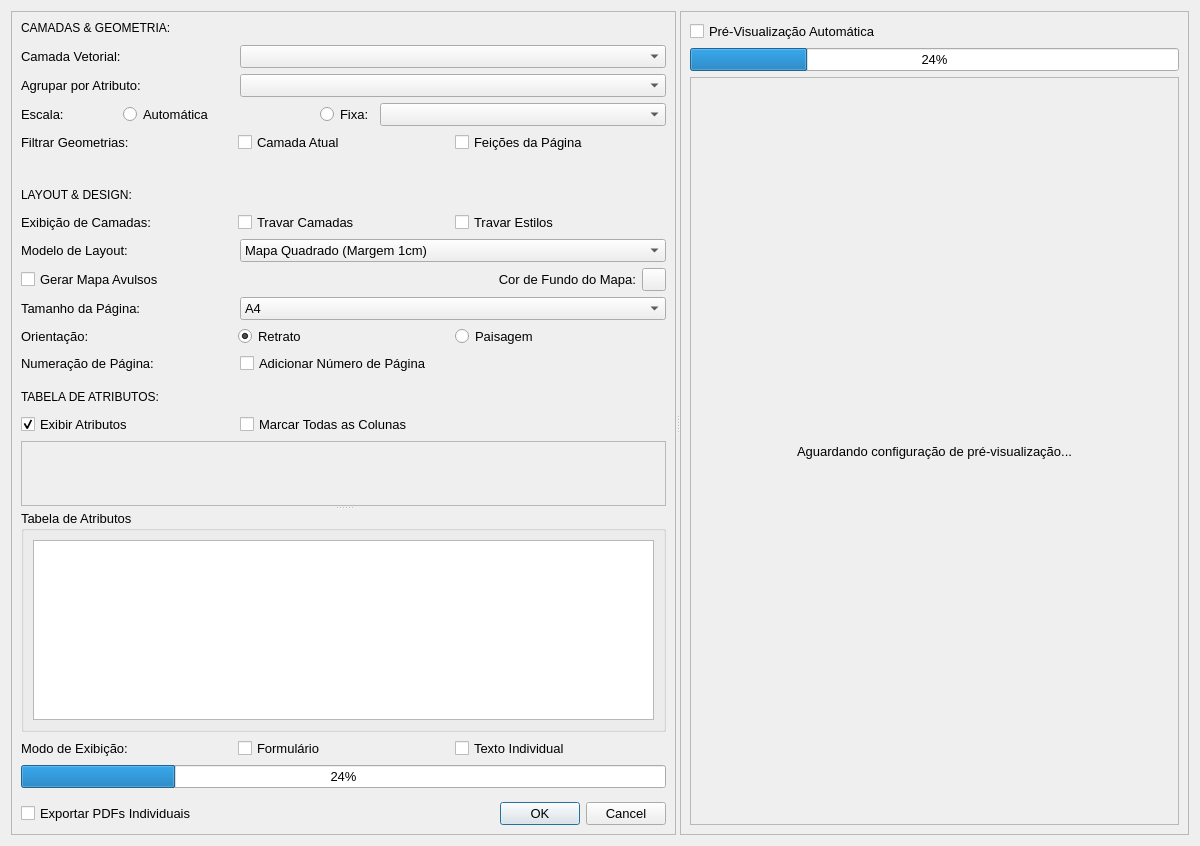
Above: vector_to_map_dialog_base.ui from matheusdurso/VectorToMap before the change. Below: the same form after it.
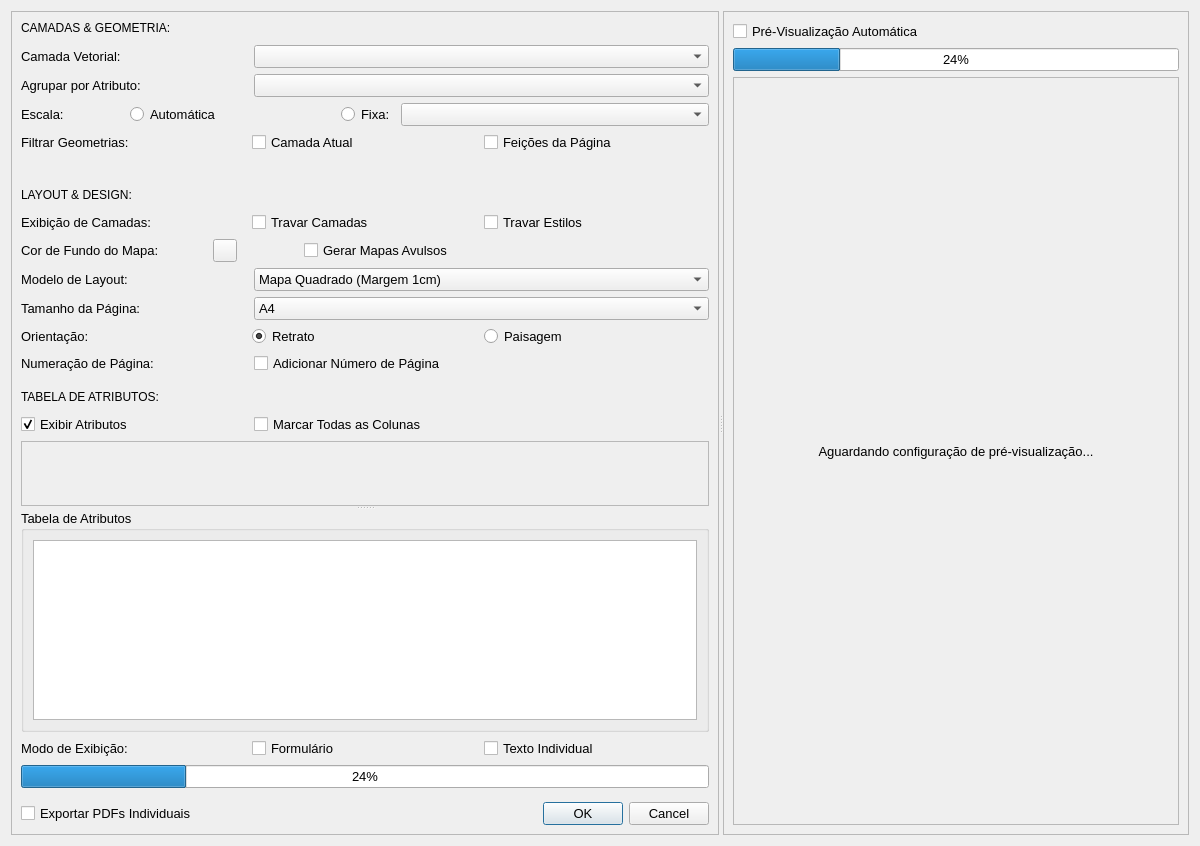
That is the form after the change. Custom widgets are drawn as their Qt base class.

Commit message: Correção: Mapa agora é responsivo quando o 'Travar Camadas' está desmarcado

```diff
--- a/vector_to_map_dialog_base.ui
+++ b/vector_to_map_dialog_base.ui
@@ -50,7 +50,7 @@
         <rect>
          <x>0</x>
          <y>0</y>
-         <width>683</width>
+         <width>688</width>
          <height>856</height>
         </rect>
        </property>
@@ -302,6 +302,72 @@
           </item>
          </layout>
         </item>
+        <item>
+         <layout class="QHBoxLayout" name="horizontalLayout_14" stretch="0,0,0,0,1">
+          <property name="spacing">
+           <number>7</number>
+          </property>
+          <property name="topMargin">
+           <number>0</number>
+          </property>
+          <item>
+           <widget class="QLabel" name="label_4">
+            <property name="toolTip">
+             <string>Seleciona a cor e transparência do fundo do mapa.</string>
+            </property>
+            <property name="text">
+             <string>Cor de Fundo do Mapa:</string>
+            </property>
+            <property name="alignment">
+             <set>Qt::AlignLeading|Qt::AlignLeft|Qt::AlignVCenter</set>
+            </property>
+           </widget>
+          </item>
+          <item>
+           <spacer name="horizontalSpacer_2">
+            <property name="orientation">
+             <enum>Qt::Horizontal</enum>
+            </property>
+            <property name="sizeHint" stdset="0">
+             <size>
+              <width>47</width>
+              <height>20</height>
+             </size>
+            </property>
+           </spacer>
+          </item>
+          <item>
+           <widget class="QgsColorButton" name="btn_cor_fundo">
+            <property name="toolTip">
+             <string>Selecione a cor e transparência do fundo do item de mapa.</string>
+            </property>
+           </widget>
+          </item>
+          <item>
+           <spacer name="horizontalSpacer">
+            <property name="orientation">
+             <enum>Qt::Horizontal</enum>
+            </property>
+            <property name="sizeHint" stdset="0">
+             <size>
+              <width>60</width>
+              <height>20</height>
+             </size>
+            </property>
+           </spacer>
+          </item>
+          <item>
+           <widget class="QCheckBox" name="chk_apenas_mapa">
+            <property name="toolTip">
+             <string>Cria layouts apenas com a área do item de mapa.</string>
+            </property>
+            <property name="text">
+             <string>Gerar Mapas Avulsos</string>
+            </property>
+           </widget>
+          </item>
+         </layout>
+        </item>
         <item>
          <layout class="QHBoxLayout" name="horizontalLayout_3" stretch="1,2">
           <property name="topMargin">
@@ -343,40 +409,6 @@
           </item>
          </layout>
         </item>
-        <item>
-         <layout class="QHBoxLayout" name="horizontalLayout_14" stretch="2,1,1">
-          <property name="topMargin">
-           <number>0</number>
-          </property>
-          <item>
-           <widget class="QCheckBox" name="chk_apenas_mapa">
-            <property name="toolTip">
-             <string>Cria layouts apenas com a área do item de mapa.</string>
-            </property>
-            <property name="text">
-             <string>Gerar Mapa Avulsos</string>
-            </property>
-           </widget>
-          </item>
-          <item>
-           <widget class="QLabel" name="label_4">
-            <property name="text">
-             <string>Cor de Fundo do Mapa:</string>
-            </property>
-            <property name="alignment">
-             <set>Qt::AlignRight|Qt::AlignTrailing|Qt::AlignVCenter</set>
-            </property>
-           </widget>
-          </item>
-          <item>
-           <widget class="QgsColorButton" name="btn_cor_fundo">
-            <property name="toolTip">
-             <string>Selecione a cor e transparência do fundo do item de mapa.</string>
-            </property>
-           </widget>
-          </item>
-         </layout>
-        </item>
         <item>
          <layout class="QHBoxLayout" name="horizontalLayout_2" stretch="1,2">
           <property name="topMargin">
@@ -626,7 +658,7 @@
              <rect>
               <x>0</x>
               <y>0</y>
-              <width>659</width>
+              <width>664</width>
               <height>63</height>
              </rect>
             </property>
@@ -826,7 +858,7 @@
         <rect>
          <x>0</x>
          <y>0</y>
-         <width>464</width>
+         <width>459</width>
          <height>822</height>
         </rect>
        </property>
```
The commit also changes 2 other files.
